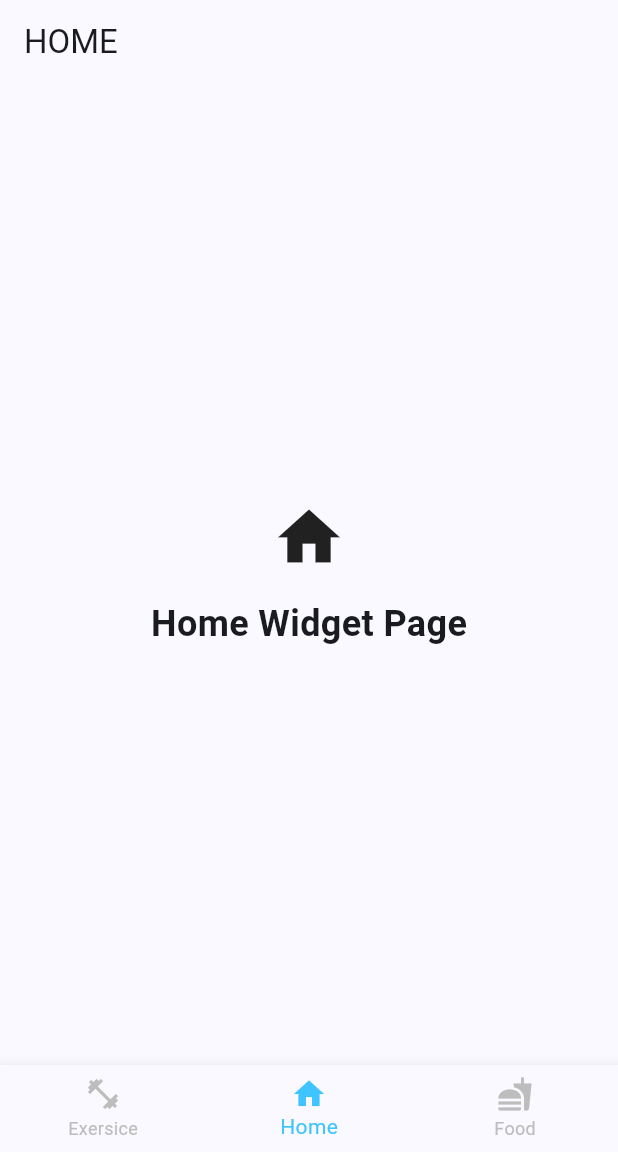
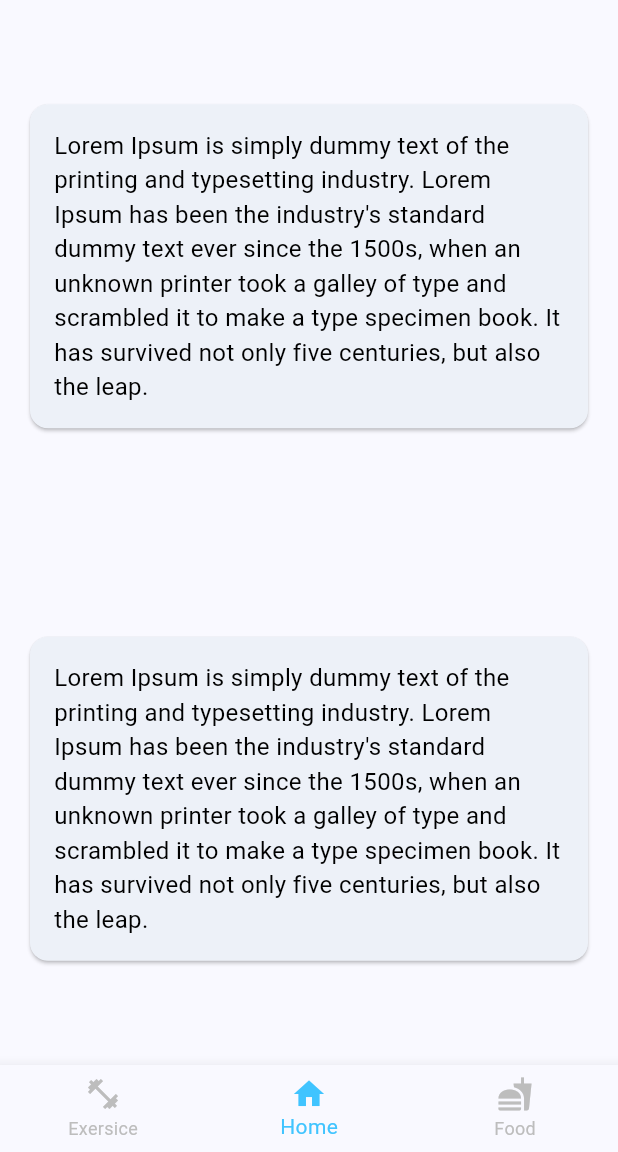
Before and after one commit to Pmunoz200/wellbeing_app, a Flutter app: the screen it shows after launch, item 2 of the bottom bar chosen, on a phone screen of 412 x 824 dp, the part 84-1236 px from its top. Run offline on Flutter 3.47's test engine with Material 3 defaults, Android fonts, the phone set to English and light mode, and no system bars.

Commit message:
Use the text widget on the home page

```diff
--- a/lib/pages/home_page/home_widget.dart
+++ b/lib/pages/home_page/home_widget.dart
@@ -1,31 +1,16 @@
 import 'package:flutter/material.dart';
+import 'package:gemini_folder/pages/widgets/text_response_container.dart';
 
+const String tryText = "Lorem Ipsum is simply dummy text of the printing and typesetting industry. Lorem Ipsum has been the industry's standard dummy text ever since the 1500s, when an unknown printer took a galley of type and scrambled it to make a type specimen book. It has survived not only five centuries, but also the leap.";
 class HomeWidgetPage extends StatelessWidget {
   @override
   Widget build(BuildContext context) {
-    return Scaffold(
-      appBar: AppBar(
-        title: Text('HOME'),
-      ),
-      body: Center(
-        child: Column(
-          mainAxisAlignment: MainAxisAlignment.center,
+    return const Column(
+          mainAxisAlignment: MainAxisAlignment.spaceAround,
           children: [
-            Icon(
-              Icons.home,
-              size: 50,
-            ),
-            SizedBox(height: 16),
-            Text(
-              'Home Widget Page',
-              style: TextStyle(
-                fontSize: 24,
-                fontWeight: FontWeight.bold,
-              ),
-            ),
+            TextResponseContainer(text: tryText),
+            TextResponseContainer(text: tryText),
           ],
-        ),
-      ),
-    );
+      );
   }
 }
```
